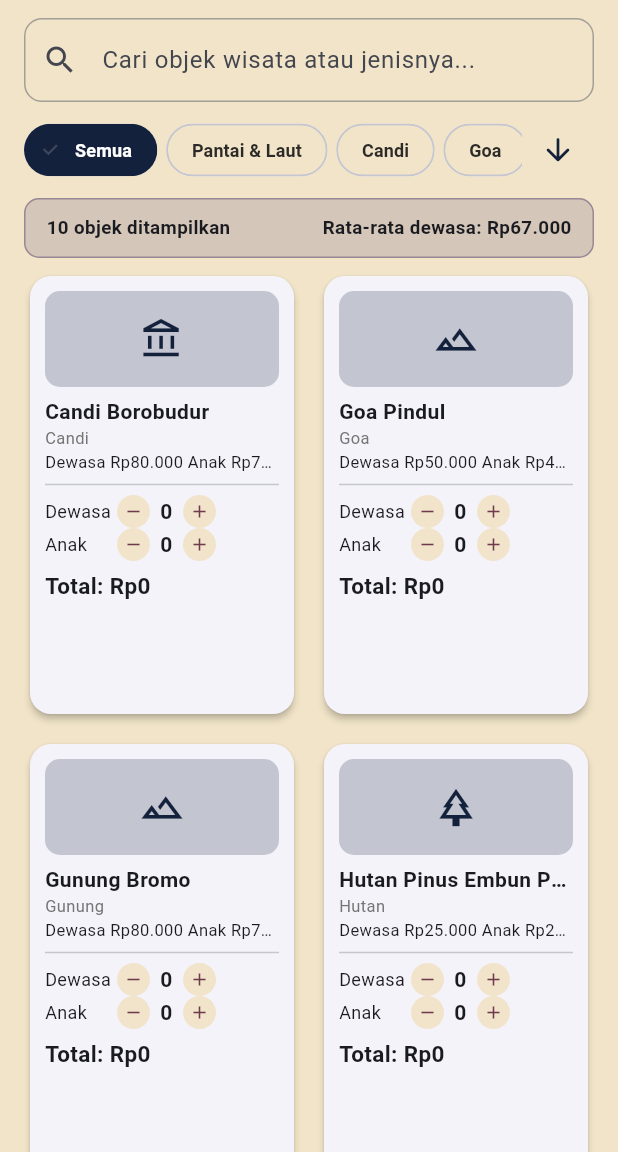
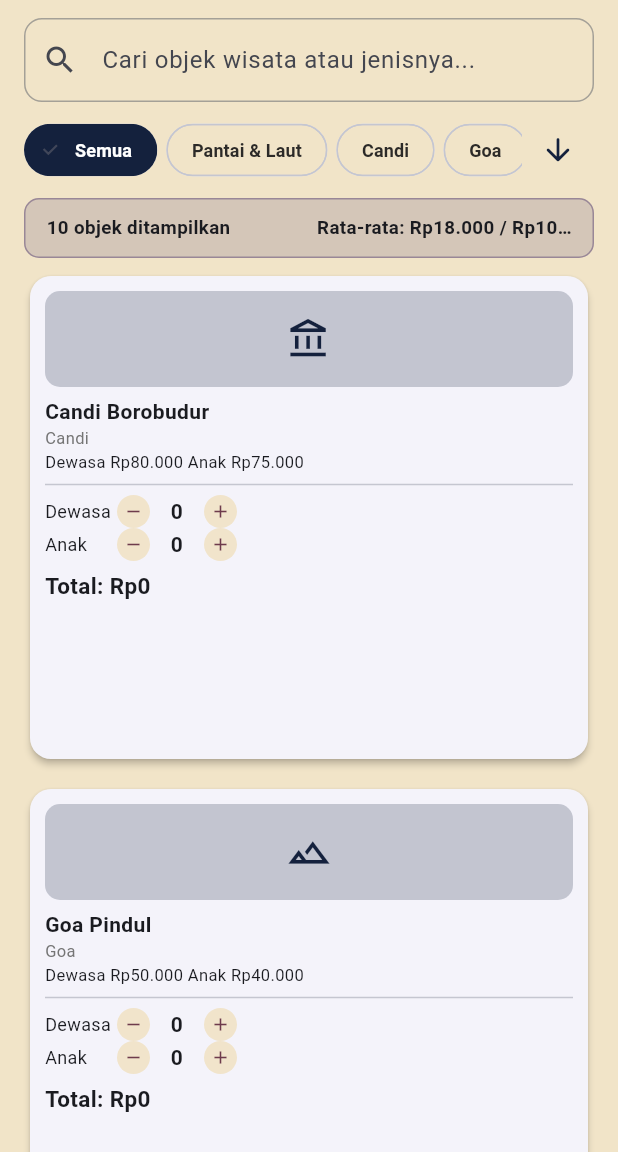
Before and after one commit to reirpl1/katalog_tiket_wisata, a Flutter app: the screen it shows after launch, on a phone screen of 412 x 824 dp, the part 84-1236 px from its top. Run offline on Flutter 3.47's test engine with Material 3 defaults, Android fonts, the phone set to English and light mode, and no system bars.

Commit message:
mengubah bagian ringkasan

```diff
--- a/lib/data/data_wisata.dart
+++ b/lib/data/data_wisata.dart
@@ -2,7 +2,7 @@
 
 final List<ObjekWisata> daftarWisata = [
   const ObjekWisata(
-    namaObjek: 'Raja Ampat',
+    namaObjek: 'Raja Ampat tempat healing paling mantap dipadukan dengan air yang jernih dan segar',
     jenis: 'Pantai & Laut',
     tiketDewasa: 100000,
     tiketAnak: 90000,
@@ -38,7 +38,7 @@
       jenis: 'Gunung',
       tiketDewasa: 80000,
       tiketAnak: 75000  ,
-      kuotaHarian: 900,
+      kuotaHarian:300,
   ),
 
   const ObjekWisata(
@@ -78,6 +78,6 @@
       jenis: 'Air Terjun',
       tiketDewasa: 85000,
       tiketAnak: 80000,
-      kuotaHarian: 1500,
+      kuotaHarian: 100,
   ),
 ];
--- a/lib/pages/detail_wisata_page.dart
+++ b/lib/pages/detail_wisata_page.dart
@@ -50,7 +50,7 @@
             label: 'Kuota Harian',
             nilai: '${data.kuotaHarian} orang',
           ),
-          const SizedBox(height: 12),
+          const SizedBox(height: 16),
           Container(
             padding: const EdgeInsets.all(12),
             decoration: BoxDecoration(
--- a/lib/pages/home_page.dart
+++ b/lib/pages/home_page.dart
@@ -68,9 +68,9 @@
   }
 
   int _tentukanJumlahKolom(double lebar) {
-    if (lebar >= 1000) return 4;
-    if (lebar >= 650) return 3;
-    return 2;
+    if (lebar >= 900) return 3;
+    if (lebar >= 600) return 2;
+    return 1;
   }
 
   @override
@@ -171,14 +171,22 @@
               child: Row(
                 mainAxisAlignment: MainAxisAlignment.spaceBetween,
                 children: [
-                  Text(
-                    '${ringkasan.totalObjek} objek ditampilkan',
+                  Flexible(
+                    child: Text(
+                      '${ringkasan.totalObjek} objek ditampilkan',
                     style: const TextStyle(fontWeight: FontWeight.w600, fontSize: 12.5),
+                    overflow: TextOverflow.ellipsis,
                   ),
-                  Text(
-                    'Rata-rata dewasa: ${formatRupiah(ringkasan.rataRataTiketDewasa.round())}',
+                ),
+                 const SizedBox(width: 8),
+                 Flexible(
+                  child: Text(
+                    'Rata-rata: ${formatRupiah(ringkasan.hargaTermurah)} / ${formatRupiah(ringkasan.hargaTermahal)}',
                     style: const TextStyle(fontWeight: FontWeight.w600, fontSize: 12.5),
+                    overflow: TextOverflow.ellipsis,
+                    textAlign: TextAlign.end,
                   ),
+                 ),
                 ],
               ),
             ),
@@ -201,7 +209,7 @@
                           crossAxisCount: jumlahKolom,
                           crossAxisSpacing: 12,
                           mainAxisSpacing: 12,
-                          mainAxisExtent: 300,
+                          mainAxisExtent: 330,
                         ),
                         itemBuilder: (context, index) {
                           final objek = hasil[index];
--- a/lib/utils/ringkasan_data.dart
+++ b/lib/utils/ringkasan_data.dart
@@ -2,31 +2,52 @@
 
 class RingkasanData {
   final int totalObjek;
-  final double rataRataTiketDewasa;
+  final int hargaTermurah;
+  final int hargaTermahal;
 
   const RingkasanData({
     required this.totalObjek,
-    required this.rataRataTiketDewasa,
+    required this.hargaTermurah,
+    required this.hargaTermahal,
   });
 }
 
-///Fitur F3: menghitung jumlah objek yang tampil dan rata rata tiket dewasa
-///dari daftar yang sudah difilter. Memakai perulangan for manual
-///bukan fold/reduce sesuai instruksi "dihitung dengan perulangan".
-///Dipanggil ulang setiap daftar hasil filter berubah.
+/// F3: menghitung jumlah objek yang tampil, serta harga tiket termurah
+/// dan termahal (dari tiket dewasa dan tiket anak) dari daftar yang sudah difilter
+/// memakai perulangan for manual untuk mencari nilai minimum dan maksimum
 
 RingkasanData hitungRingkasan(List<ObjekWisata> daftar) {
   final totalObjek = daftar.length;
 
-  int jumlahHarga =  0;
-  for (final objek in daftar){
-    jumlahHarga += objek.tiketDewasa;
+  if (daftar.isEmpty) {
+    return const RingkasanData(
+      totalObjek: 0,
+      hargaTermurah: 0,
+      hargaTermahal: 0,
+    );
   }
 
-  final rataRata = totalObjek == 0 ? 0.0 : jumlahHarga / totalObjek;
+  int termurah = daftar.first.tiketDewasa;
+  int termahal = daftar.first.tiketAnak;
+
+  for (final objek in daftar) {
+    if (objek.tiketDewasa < termurah) {
+      termurah = objek.tiketDewasa;
+    }
+    if (objek.tiketDewasa > termahal) {
+      termahal = objek.tiketDewasa;
+    }
+    if (objek.tiketAnak < termurah) {
+      termurah = objek.tiketAnak;
+    }
+    if (objek.tiketAnak > termahal ) {
+      termahal  =  objek.tiketAnak;
+    }
+  }
 
   return RingkasanData(
     totalObjek: totalObjek,
-    rataRataTiketDewasa: rataRata,
+    hargaTermurah: termurah,
+    hargaTermahal: termahal,
   );
 }
--- a/lib/widgets/penghitung_tiket.dart
+++ b/lib/widgets/penghitung_tiket.dart
@@ -122,7 +122,7 @@
         ),
         _TombolBulat(icon: Icons.remove, onTap: onKurang),
         SizedBox(
-          width: 22,
+          width: 36,
           child: Text(
             '$nilai',
             textAlign: TextAlign.center,
```
Also changed, not shown: assets/images/candi_borobudur.jpg (added), assets/images/gembira_loka.jpg (added), assets/images/goa_pindul.jpg (added), assets/images/gunung_bromo.jpg (added), assets/images/hutan_pinus.jpg (added), assets/images/museum_nasional.jpg (added), assets/images/pantai_timang.jpg (added), assets/images/pantai_wediombo.jpg (added), assets/images/raja_ampat.jpg (added), assets/images/tumpak_sewu.jpg (added).
